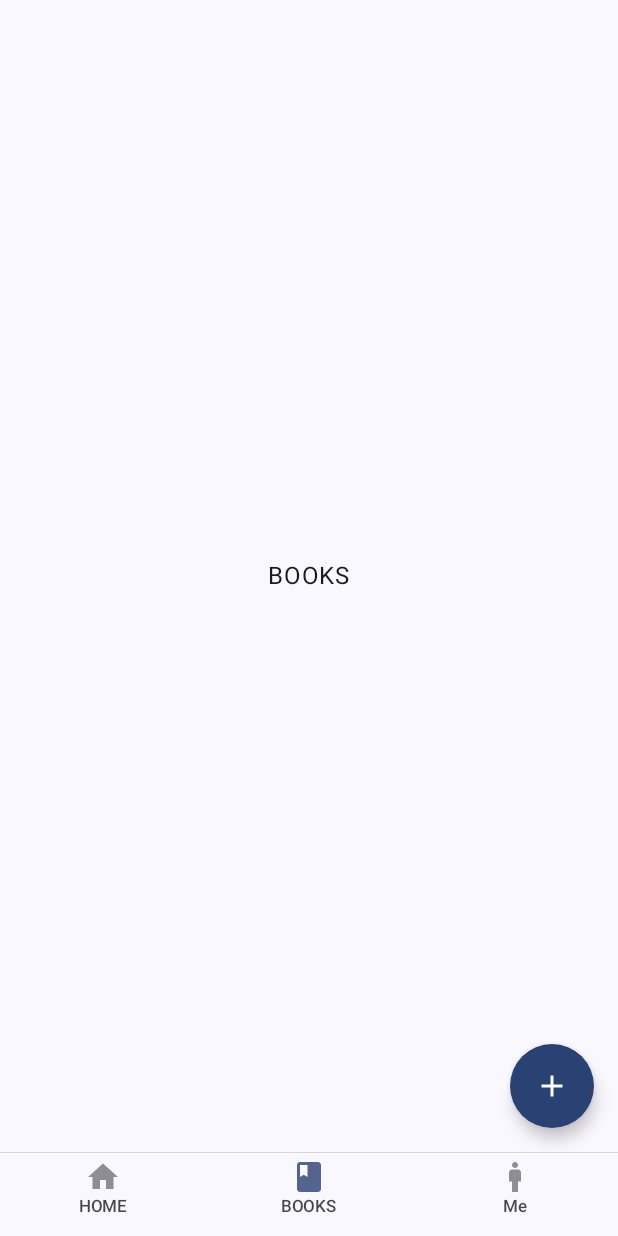
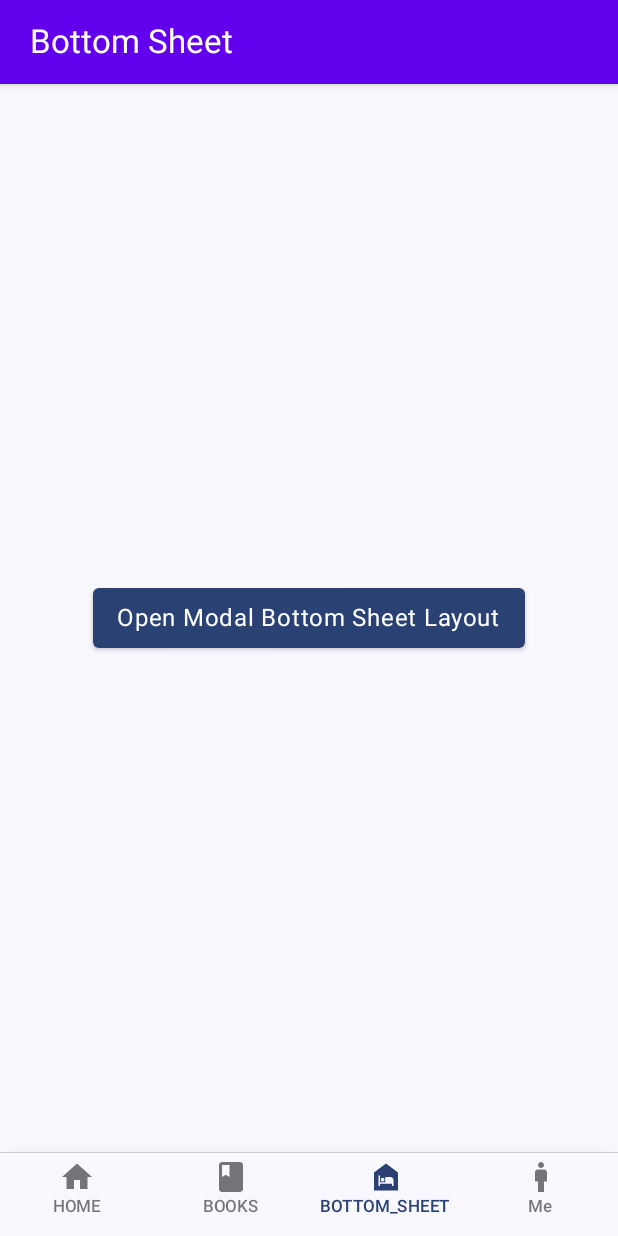
Before and after one commit to xandeer/android-lab, an Android app built with Jetpack Compose: the screen it shows after launch (MainActivity), on a phone screen of 412 x 824 dp. Run offline under Robolectric (Android 15) with nearby library versions, the phone set to English and light mode, and no system bars.

Commit message:
try bottom sheet

```diff
--- a/app/build.gradle
+++ b/app/build.gradle
@@ -50,9 +50,11 @@ dependencies {
 
   implementation 'androidx.core:core-ktx:1.7.0'
   implementation "androidx.compose.ui:ui:$compose_version"
-  implementation 'androidx.compose.material3:material3:1.0.0-alpha10'
+  implementation "androidx.compose.material:material:$compose_version"
   implementation "androidx.compose.ui:ui-tooling-preview:$compose_version"
   implementation "androidx.compose.material:material-icons-extended:$compose_version"
+//  implementation "com.google.accompanist:accompanist-navigation-material:$accompanist_version"
+  implementation 'androidx.compose.material3:material3:1.0.0-alpha10'
   implementation "androidx.navigation:navigation-compose:2.5.0-beta01"
   implementation 'androidx.lifecycle:lifecycle-runtime-ktx:2.4.1'
   implementation 'androidx.activity:activity-compose:1.4.0'
--- a/app/src/main/java/com/github/xandeer/android/lab/LabScreen.kt
+++ b/app/src/main/java/com/github/xandeer/android/lab/Destination.kt
@@ -4,15 +4,17 @@ import androidx.compose.material.icons.Icons
 import androidx.compose.material.icons.filled.*
 import androidx.compose.ui.graphics.vector.ImageVector
 
-enum class LabScreen(val icon: ImageVector) {
+enum class Destination(val icon: ImageVector) {
   HOME(icon = Icons.Filled.Home),
   BOOKS(icon = Icons.Filled.Book),
+  BOTTOM_SHEET(icon = Icons.Filled.NightShelter),
   Me(icon = Icons.Filled.Man);
 
   companion object {
-    fun fromRoute(route: String?): LabScreen =
+    fun fromRoute(route: String?): Destination =
       when (route?.substringBefore("/")) {
         BOOKS.name -> BOOKS
+        BOTTOM_SHEET.name -> BOTTOM_SHEET
         Me.name -> Me
         HOME.name -> HOME
         null -> HOME
--- a/app/src/main/java/com/github/xandeer/android/lab/MainActivity.kt
+++ b/app/src/main/java/com/github/xandeer/android/lab/MainActivity.kt
@@ -20,6 +20,7 @@ import androidx.navigation.NavBackStackEntry
 import androidx.navigation.NavHostController
 import androidx.navigation.compose.*
 import com.github.xandeer.android.fab.*
+import com.github.xandeer.android.lab.ui.bottomsheet.BottomSheetBody
 import com.github.xandeer.android.lab.ui.components.LabTabRow
 import com.github.xandeer.android.lab.ui.theme.AndroidLabTheme
 
@@ -33,10 +34,10 @@ class MainActivity : ComponentActivity() {
 @Composable
 fun LabApp() {
   AndroidLabTheme {
-    val allScreens = LabScreen.values().toList()
+    val allScreens = Destination.values().toList()
     val navController = rememberNavController()
     val backstackEntry = navController.currentBackStackEntryAsState()
-    val currentScreen = LabScreen.fromRoute(
+    val currentScreen = Destination.fromRoute(
       backstackEntry.value?.destination?.route
     )
     Scaffold(bottomBar = {
@@ -58,13 +59,16 @@ fun LabNavHost(
 ) {
   NavHost(
     navController = navController,
-    startDestination = LabScreen.BOOKS.name,
+    startDestination = Destination.BOTTOM_SHEET.name,
     modifier = modifier
   ) {
-    composable(LabScreen.HOME.name) {
+    composable(Destination.HOME.name) {
       Body(nav = it)
     }
-    composable(LabScreen.BOOKS.name) { nav ->
+    composable(Destination.BOTTOM_SHEET.name) {
+      BottomSheetBody()
+    }
+    composable(Destination.BOOKS.name) { nav ->
       var fabState by remember {
         mutableStateOf(FabMenuState.COLLAPSED)
       }
@@ -73,17 +77,17 @@ fun LabNavHost(
         FabMenu(
           icon = Icons.Filled.Add,
           items = listOf(
-            FabMenuItem(LabScreen.BOOKS, Icons.Filled.Book, "Book"),
-            FabMenuItem(LabScreen.Me, Icons.Filled.Man, "Man")
+            FabMenuItem(Destination.BOOKS, Icons.Filled.Book, "Book"),
+            FabMenuItem(Destination.Me, Icons.Filled.Man, "Man")
           ),
           state = fabState,
           expandLabel = "Add",
           stateChanged = { fabState = it },
           onFabClicked = {
-            toast(context, LabScreen.HOME.name)
+            toast(context, Destination.HOME.name)
           },
           onMenuItemClicked = {
-            toast(context, (it.identifier as LabScreen).name)
+            toast(context, (it.identifier as Destination).name)
           }
         )
       }) {
@@ -93,7 +97,7 @@ fun LabNavHost(
         }
       }
     }
-    composable(LabScreen.Me.name) {
+    composable(Destination.Me.name) {
       Body(nav = it)
     }
   }
--- /dev/null
+++ b/app/src/main/java/com/github/xandeer/android/lab/ui/bottomsheet/BottomSheet.kt
@@ -0,0 +1,146 @@
+@file:OptIn(ExperimentalMaterialApi::class)
+
+package com.github.xandeer.android.lab.ui.bottomsheet
+
+import android.annotation.SuppressLint
+import android.widget.Toast
+import androidx.compose.foundation.background
+import androidx.compose.foundation.clickable
+import androidx.compose.foundation.layout.*
+import androidx.compose.foundation.shape.RoundedCornerShape
+import androidx.compose.material.*
+import androidx.compose.material.icons.Icons
+import androidx.compose.material.icons.filled.*
+import androidx.compose.material3.Icon
+import androidx.compose.material3.MaterialTheme
+import androidx.compose.material3.Text
+import androidx.compose.runtime.*
+import androidx.compose.ui.Alignment
+import androidx.compose.ui.Modifier
+import androidx.compose.ui.graphics.Color
+import androidx.compose.ui.graphics.vector.ImageVector
+import androidx.compose.ui.platform.LocalContext
+import androidx.compose.ui.unit.dp
+import kotlinx.coroutines.CoroutineScope
+import kotlinx.coroutines.launch
+
+@SuppressLint("UnusedMaterialScaffoldPaddingParameter")
+@Composable
+fun BottomSheetBody() {
+  val state = rememberBottomSheetBodyState()
+  ModalBottomSheetLayout(
+    sheetContent = { BottomSheetContent(state) },
+    sheetState = state.bottomSheetState,
+    sheetShape = RoundedCornerShape(topStart = 16.dp, topEnd = 16.dp),
+    sheetBackgroundColor = MaterialTheme.colorScheme.primary
+  ) {
+    Scaffold(
+      topBar = {
+        TopAppBar {
+          Text(
+            text = "Bottom Sheet",
+            color = Color.White,
+            style = MaterialTheme.typography.titleLarge,
+            modifier = Modifier.padding(16.dp, 0.dp)
+          )
+        }
+      },
+      backgroundColor = MaterialTheme.colorScheme.background
+    ) {
+      MainScreen(state)
+    }
+  }
+}
+
+private class BottomSheetBodyState(
+  val bottomSheetState: ModalBottomSheetState,
+  val scope: CoroutineScope
+)
+
+@Composable
+private fun rememberBottomSheetBodyState(
+  bottomSheetState: ModalBottomSheetState = rememberModalBottomSheetState(initialValue = ModalBottomSheetValue.Hidden),
+  scope: CoroutineScope = rememberCoroutineScope()
+) = remember {
+  BottomSheetBodyState(bottomSheetState, scope)
+}
+
+@Composable
+private fun MainScreen(state: BottomSheetBodyState) {
+  Column(
+    Modifier.fillMaxSize(),
+    verticalArrangement = Arrangement.Center,
+    horizontalAlignment = Alignment.CenterHorizontally
+  ) {
+    Button(
+      colors = ButtonDefaults.buttonColors(backgroundColor = MaterialTheme.colorScheme.primary),
+      onClick = {
+        state.scope.launch {
+          state.bottomSheetState.show()
+        }
+      }) {
+      Text(
+        text = "Open Modal Bottom Sheet Layout",
+        color = Color.White
+      )
+    }
+  }
+}
+
+@Composable
+private fun BottomSheetContent(state: BottomSheetBodyState) {
+  val context = LocalContext.current
+  fun clickItem(title: String) {
+    Toast.makeText(
+      context,
+      title,
+      Toast.LENGTH_SHORT
+    ).show()
+    state.scope.launch {
+      state.bottomSheetState.hide()
+    }
+  }
+
+  Column {
+    BottomSheetListItem(
+      icon = Icons.Filled.Share,
+      title = "Share",
+      onItemClick = { title ->
+        clickItem(title)
+      })
+    BottomSheetListItem(
+      icon = Icons.Filled.Link,
+      title = "Get link",
+      onItemClick = { title ->
+        clickItem(title)
+      })
+    BottomSheetListItem(
+      icon = Icons.Filled.Edit,
+      title = "Edit name",
+      onItemClick = { title ->
+        clickItem(title)
+      })
+    BottomSheetListItem(
+      icon = Icons.Filled.Delete,
+      title = "Delete collection",
+      onItemClick = { title ->
+        clickItem(title)
+      })
+  }
+}
+
+@Composable
+private fun BottomSheetListItem(icon: ImageVector, title: String, onItemClick: (String) -> Unit) {
+  Row(
+    modifier = Modifier
+      .fillMaxWidth()
+      .clickable(onClick = { onItemClick(title) })
+      .height(56.dp)
+      .background(color = MaterialTheme.colorScheme.primary)
+      .padding(start = 16.dp), verticalAlignment = Alignment.CenterVertically
+  ) {
+    Icon(imageVector = icon, contentDescription = title, tint = Color.White)
+    Spacer(modifier = Modifier.width(20.dp))
+    Text(text = title, color = Color.White)
+  }
+}
--- a/app/src/main/java/com/github/xandeer/android/lab/ui/components/TabRow.kt
+++ b/app/src/main/java/com/github/xandeer/android/lab/ui/components/TabRow.kt
@@ -2,6 +2,7 @@ package com.github.xandeer.android.lab.ui.components
 
 import androidx.compose.animation.animateColorAsState
 import androidx.compose.animation.animateContentSize
+import androidx.compose.foundation.background
 import androidx.compose.foundation.interaction.MutableInteractionSource
 import androidx.compose.foundation.layout.*
 import androidx.compose.foundation.selection.selectable
@@ -10,23 +11,22 @@ import androidx.compose.material3.*
 import androidx.compose.runtime.*
 import androidx.compose.ui.Alignment
 import androidx.compose.ui.Modifier
-import androidx.compose.ui.draw.alpha
 import androidx.compose.ui.graphics.vector.ImageVector
 import androidx.compose.ui.semantics.*
 import androidx.compose.ui.unit.dp
-import com.github.xandeer.android.lab.LabScreen
+import com.github.xandeer.android.lab.Destination
 
 @Composable
 fun LabTabRow(
-  allScreens: List<LabScreen>,
-  onTabSelected: (LabScreen) -> Unit,
-  currentScreen: LabScreen
+  allScreens: List<Destination>,
+  onTabSelected: (Destination) -> Unit,
+  currentScreen: Destination
 ) {
   Surface(
     Modifier
       .height(TabHeight)
       .fillMaxWidth()
-      .alpha(.8f)
+      .background(MaterialTheme.colorScheme.surface)
   ) {
     Column {
       Divider(
@@ -81,7 +81,8 @@ private fun RowScope.LabTab(
       imageVector = icon, contentDescription = text, tint = tabTintColor,
     )
     Text(
-      text = text, style = MaterialTheme.typography.labelSmall,
+      text = text, style = MaterialTheme.typography.labelSmall, color = tabTintColor,
+      maxLines = 1
     )
   }
 }
--- a/build.gradle
+++ b/build.gradle
@@ -1,12 +1,13 @@
 buildscript {
   ext {
-    compose_version = '1.2.0-alpha08'
+    compose_version = '1.2.0-beta01'
+    accompanist_version = '0.24.8-beta'
   }
 }// Top-level build file where you can add configuration options common to all sub-projects/modules.
 plugins {
   id 'com.android.application' version '7.2.0' apply false
   id 'com.android.library' version '7.2.0' apply false
-  id 'org.jetbrains.kotlin.android' version '1.6.20' apply false
+  id 'org.jetbrains.kotlin.android' version '1.6.21' apply false
 }
 
 task clean(type: Delete) {
--- a/fab/build.gradle
+++ b/fab/build.gradle
@@ -37,13 +37,11 @@ android {
 
 dependencies {
   implementation "androidx.compose.ui:ui:$compose_version"
-  implementation 'androidx.compose.material3:material3:1.0.0-alpha10'
   implementation "androidx.compose.ui:ui-tooling-preview:$compose_version"
   implementation "androidx.compose.material:material-icons-extended:$compose_version"
+  implementation 'androidx.compose.material3:material3:1.0.0-alpha10'
+  implementation 'androidx.core:core-ktx:1.7.0'
 
-  implementation 'androidx.core:core-ktx:1.7.0'
-  implementation 'androidx.appcompat:appcompat:1.4.1'
-  implementation 'com.google.android.material:material:1.6.0'
   testImplementation 'junit:junit:4.13.2'
   androidTestImplementation 'androidx.test.ext:junit:1.1.3'
   androidTestImplementation 'androidx.test.espresso:espresso-core:3.4.0'
```
